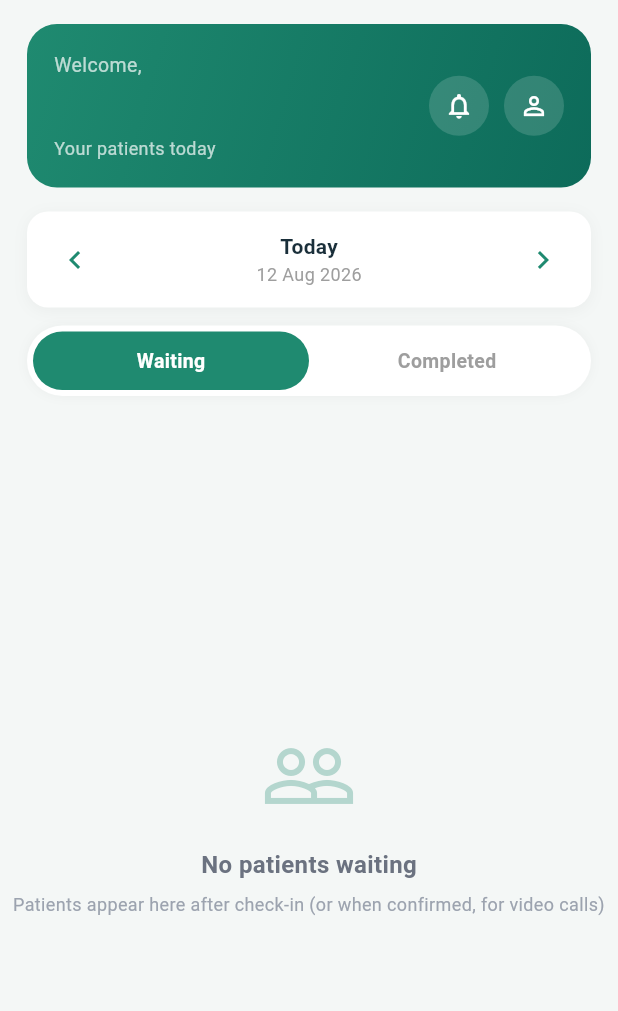
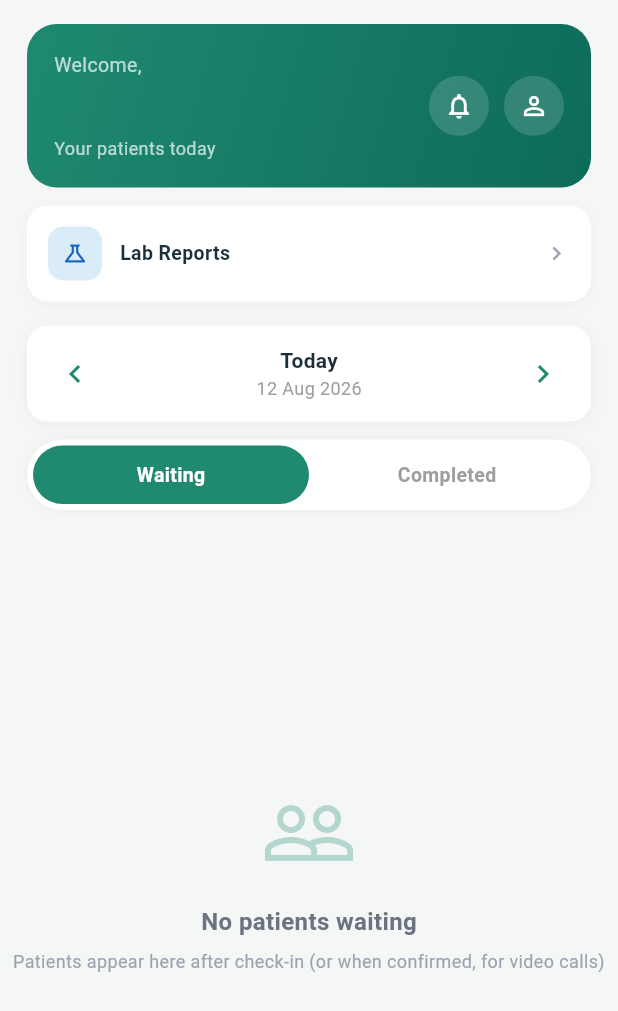
Before and after one commit to n97979921-cell/HMS, a Flutter app: the DoctorHomeScreen screen opened directly, on a phone screen of 412 x 824 dp. Shown: the top 1011 px of the screen. Run offline on Flutter 3.47's test engine with Material 3 defaults, Android fonts, the phone set to English and light mode, and no system bars; our stand-ins replace cloud_firestore, firebase_auth, firebase_core, image_picker, logger; missing offline and left inert: emailjs; accounts and stored records are empty.

Commit message:
Lab test request hidden after completion, patient profile age-save crash fix with blood group dropdown, doctor Lab Reports navigation card, lab test status Confirmed state added

```diff
--- a/lib/doctor_screens/doctor_home_screen.dart
+++ b/lib/doctor_screens/doctor_home_screen.dart
@@ -8,6 +8,7 @@ import 'firebase_doctor_repository.dart';
 import 'doctor_profile_screen.dart';
 import '../services/notification_service.dart';
 import '../screens/notifications_screen.dart';
+import 'lab_reports_screen.dart';
 
 /// DOCTOR HOME — aaj ke patients
 ///
@@ -295,6 +296,7 @@ class _DoctorHomeScreenState extends State<DoctorHomeScreen> {
         child: Column(
           children: [
             _buildHeader(),
+            _buildLabReportsCard(),
             _buildDateNavigator(),
             _buildTabToggle(),
             Expanded(
@@ -400,6 +402,64 @@ class _DoctorHomeScreenState extends State<DoctorHomeScreen> {
             ),
           ),
         ],
+      ),
+    );
+  }
+
+  Widget _buildLabReportsCard() {
+    return Padding(
+      padding: const EdgeInsets.fromLTRB(18, 12, 18, 0),
+      child: GestureDetector(
+        onTap: () {
+          Navigator.push(
+            context,
+            MaterialPageRoute(
+              builder: (_) => LabReportsScreen(
+                repository: FirebaseDoctorRepository(),
+                doctorId: FirebaseAuth.instance.currentUser?.uid ?? '',
+              ),
+            ),
+          );
+        },
+        child: Container(
+          width: double.infinity,
+          padding: const EdgeInsets.all(14),
+          decoration: BoxDecoration(
+            color: Colors.white,
+            borderRadius: BorderRadius.circular(14),
+            boxShadow: [
+              BoxShadow(
+                  color: Colors.black.withValues(alpha: 0.03),
+                  blurRadius: 6,
+                  offset: const Offset(0, 2)),
+            ],
+          ),
+          child: Row(
+            children: [
+              Container(
+                width: 36,
+                height: 36,
+                decoration: BoxDecoration(
+                  color: const Color(0xFFD9ECF8),
+                  borderRadius: BorderRadius.circular(10),
+                ),
+                alignment: Alignment.center,
+                child: const Icon(Icons.science_outlined,
+                    color: Color(0xFF1565C0), size: 18),
+              ),
+              const SizedBox(width: 12),
+              const Expanded(
+                child: Text('Lab Reports',
+                    style: TextStyle(
+                        fontSize: 13,
+                        fontWeight: FontWeight.w600,
+                        color: Color(0xFF1A2F3A))),
+              ),
+              const Icon(Icons.chevron_right,
+                  color: Color(0xFF9CA3AF), size: 18),
+            ],
+          ),
+        ),
       ),
     );
   }
--- a/lib/doctor_screens/lab_test_status.dart
+++ b/lib/doctor_screens/lab_test_status.dart
@@ -1,11 +1,13 @@
 // lib/doctor_screens/lab_test_status.dart
-enum LabTestStatus { pending, inProgress, completed, cancelled }
+enum LabTestStatus { pending, confirmed, inProgress, completed, cancelled }
 
 extension LabTestStatusX on LabTestStatus {
   String get label {
     switch (this) {
       case LabTestStatus.pending:
         return 'Pending';
+      case LabTestStatus.confirmed:
+        return 'Confirmed';
       case LabTestStatus.inProgress:
         return 'In Progress';
       case LabTestStatus.completed:
@@ -19,6 +21,8 @@ extension LabTestStatusX on LabTestStatus {
     switch (value.toLowerCase().replaceAll(' ', '')) {
       case 'pending':
         return LabTestStatus.pending;
+      case 'confirmed':
+        return LabTestStatus.confirmed;
       case 'inprogress':
         return LabTestStatus.inProgress;
       case 'completed':
```
Also changed, not shown: lib/doctor_screens/appointment_detail_screen.dart (+35 -3 lines), lib/doctor_screens/lab_reports_screen.dart (+51 -20 lines), lib/patient_screens/patient_profile_screen.dart (+28 -6 lines).
